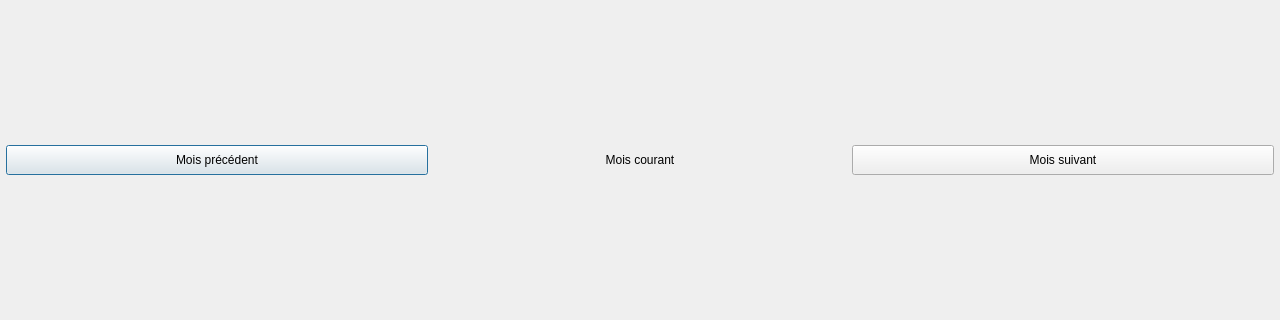
Qt form Dialogs/CalendarDialog.ui (AmbreM71/MovieManager) before a commit; both pictures show x 0 to 1280 and y 197 to 517 of the 1280 by 720 pixel window.
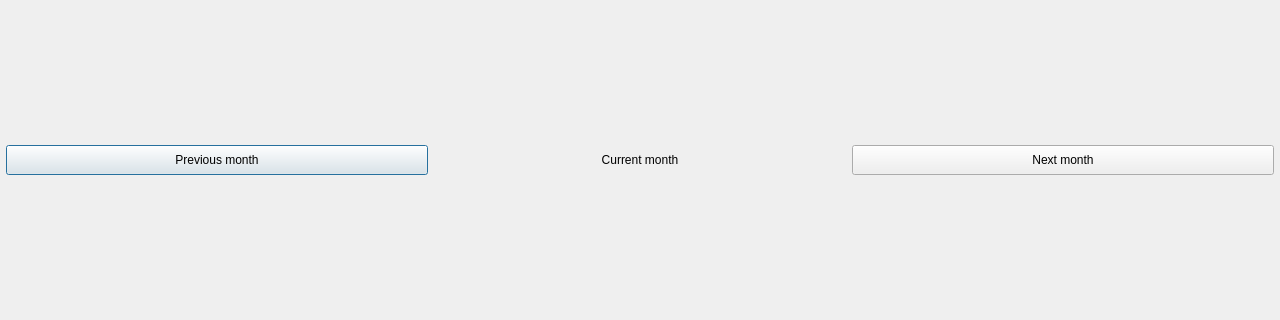
The same form after that commit.

Diff of the .ui file:
```diff
--- a/Dialogs/CalendarDialog.ui
+++ b/Dialogs/CalendarDialog.ui
@@ -43,7 +43,7 @@
         </size>
        </property>
        <property name="text">
-        <string>Mois précédent</string>
+        <string>Previous month</string>
        </property>
       </widget>
      </item>
@@ -56,7 +56,7 @@
         </size>
        </property>
        <property name="text">
-        <string>Mois courant</string>
+        <string>Current month</string>
        </property>
        <property name="alignment">
         <set>Qt::AlignCenter</set>
@@ -72,7 +72,7 @@
         </size>
        </property>
        <property name="text">
-        <string>Mois suivant</string>
+        <string>Next month</string>
        </property>
       </widget>
      </item>
```
Left out of the diff: 2 changed lines with no effect on the pictures.
